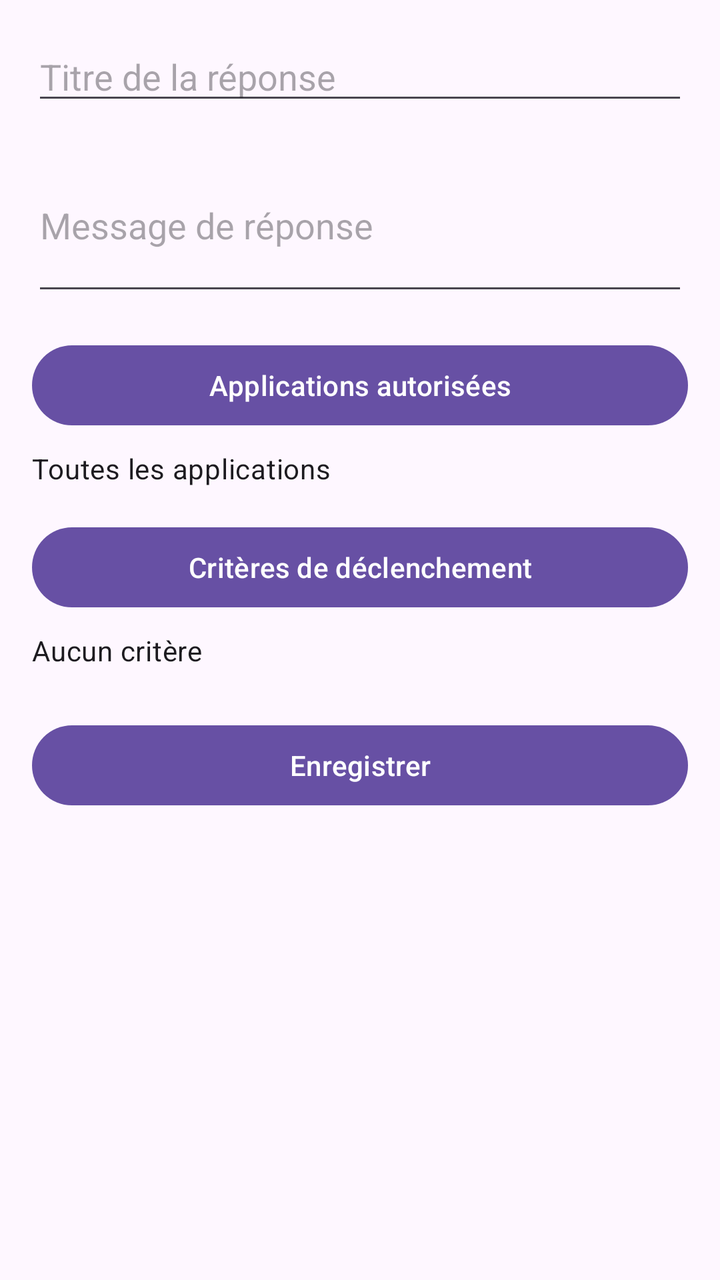
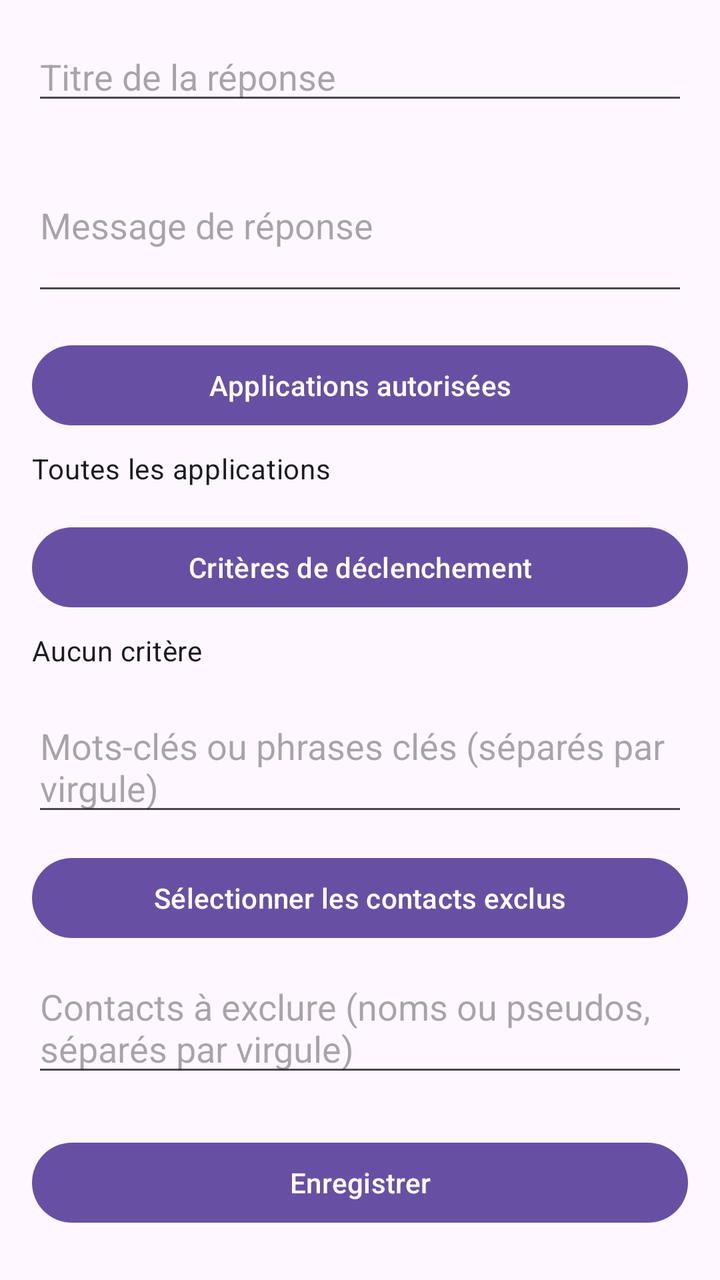

An Android layout rendered at two revisions. The XML below is the earlier revision; the diff shows what the commit changed to produce the second picture.
<!-- AndroidManifest.xml: application theme Theme.AutOreply -->
<!-- res/layout/activity_edit_response.xml -->
<?xml version="1.0" encoding="utf-8"?>
<ScrollView xmlns:android="http://schemas.android.com/apk/res/android"
    android:layout_width="match_parent"
    android:layout_height="match_parent"
    android:padding="16dp">

    <LinearLayout
        android:layout_width="match_parent"
        android:layout_height="wrap_content"
        android:orientation="vertical">

        <EditText
            android:id="@+id/response_title"
            android:layout_width="match_parent"
            android:layout_height="wrap_content"
            android:hint="Titre de la réponse"
            android:inputType="text" />

        <EditText
            android:id="@+id/response_text"
            android:layout_width="match_parent"
            android:layout_height="wrap_content"
            android:layout_marginTop="12dp"
            android:hint="Message de réponse"
            android:inputType="textMultiLine"
            android:minLines="3" />

        <Button
            android:id="@+id/select_apps_button"
            android:layout_width="match_parent"
            android:layout_height="wrap_content"
            android:layout_marginTop="16dp"
            android:text="Applications autorisées" />

        <TextView
            android:id="@+id/response_apps"
            android:layout_width="match_parent"
            android:layout_height="wrap_content"
            android:layout_marginTop="8dp"
            android:text="Toutes les applications"
            android:textAppearance="?attr/textAppearanceBody2" />

        <Button
            android:id="@+id/select_triggers_button"
            android:layout_width="match_parent"
            android:layout_height="wrap_content"
            android:layout_marginTop="16dp"
            android:text="Critères de déclenchement" />

        <TextView
            android:id="@+id/response_triggers"
            android:layout_width="match_parent"
            android:layout_height="wrap_content"
            android:layout_marginTop="8dp"
            android:text="Aucun critère"
            android:textAppearance="?attr/textAppearanceBody2" />

        <Button
            android:id="@+id/save_button"
            android:layout_width="match_parent"
            android:layout_height="wrap_content"
            android:layout_marginTop="24dp"
            android:text="Enregistrer" />
    </LinearLayout>

</ScrollView>
<!-- resources referenced by this layout -->
<resources>
  <style name="Theme.AutOreply" parent="Base.Theme.AutOreply" />
  <style name="Base.Theme.AutOreply" parent="Theme.Material3.DayNight.NoActionBar">
          
          
      </style>
</resources>

<!-- the commit's change to res/layout/activity_edit_response.xml (unified diff, before → after) -->
@@ -55,6 +55,31 @@
             android:text="Aucun critère"
             android:textAppearance="?attr/textAppearanceBody2" />
 
+        <EditText
+            android:id="@+id/response_keywords"
+            android:layout_width="match_parent"
+            android:layout_height="wrap_content"
+            android:layout_marginTop="16dp"
+            android:hint="Mots-clés ou phrases clés (séparés par virgule)"
+            android:inputType="textMultiLine"
+            android:minLines="2" />
+
+        <Button
+            android:id="@+id/select_excluded_contacts_button"
+            android:layout_width="match_parent"
+            android:layout_height="wrap_content"
+            android:layout_marginTop="12dp"
+            android:text="Sélectionner les contacts exclus" />
+
+        <EditText
+            android:id="@+id/response_excluded_contacts"
+            android:layout_width="match_parent"
+            android:layout_height="wrap_content"
+            android:layout_marginTop="8dp"
+            android:hint="Contacts à exclure (noms ou pseudos, séparés par virgule)"
+            android:inputType="textMultiLine"
+            android:minLines="2" />
+
         <Button
             android:id="@+id/save_button"
             android:layout_width="match_parent"
